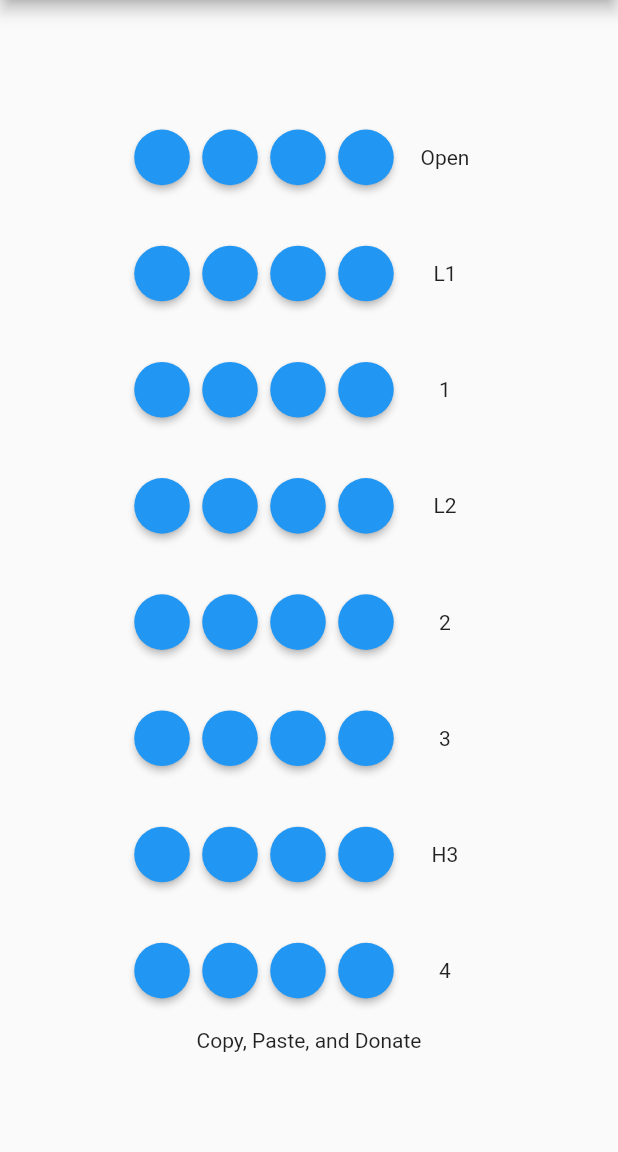
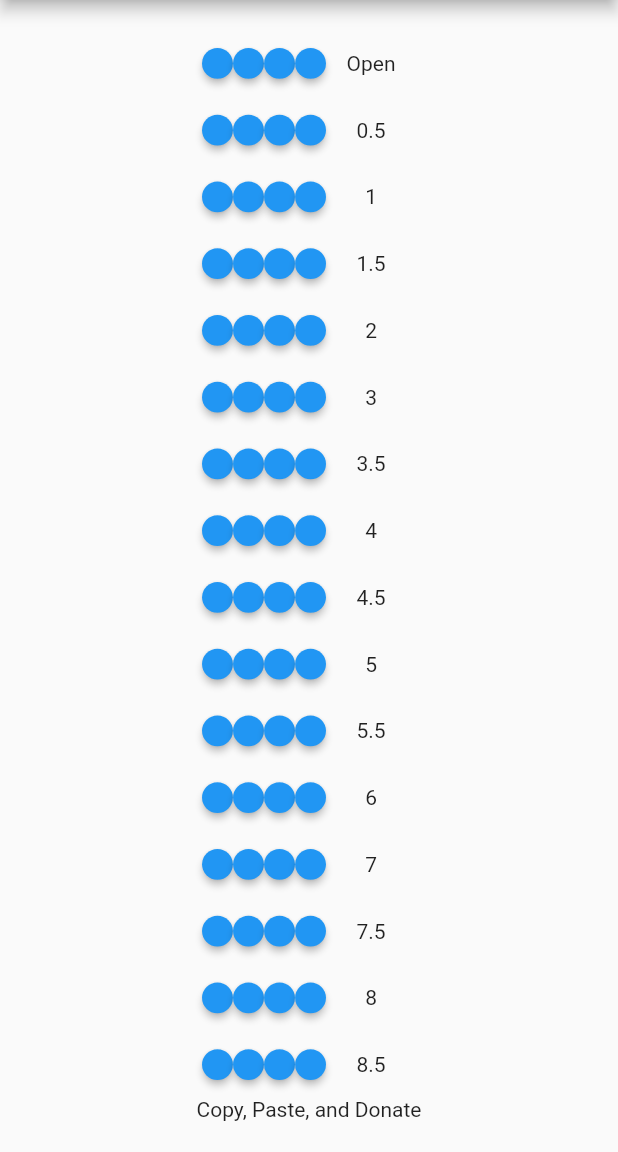
Before and after one commit to ppshah2023/violin-fingerboard-simulator, a Flutter app: the screen it shows after launch, on a phone screen of 412 x 824 dp, the part 84-1236 px from its top. Run offline on Flutter 3.47's test engine with Material 2 defaults, Android fonts, the phone set to English and light mode, and no system bars; missing offline and left inert: clipboard, tonic.

Commit message:
more options

```diff
--- a/lib/fingerboard-sim.dart
+++ b/lib/fingerboard-sim.dart
@@ -22,17 +22,17 @@ class _FingerboardState extends State<Fingerboard> {
     return Padding(
       padding: EdgeInsets.symmetric(
           vertical: MediaQuery.of(context).size.height * 0.001,
-          horizontal: MediaQuery.of(context).size.width * 0.01),
+          horizontal: MediaQuery.of(context).size.width * 0.0001),
       child: SizedBox(
-        width: MediaQuery.of(context).size.width * 0.09,
-        height: MediaQuery.of(context).size.height * 0.09,
+        width: MediaQuery.of(context).size.width * 0.05,
+        height: MediaQuery.of(context).size.height * 0.05,
         child: ElevatedButton(
           clipBehavior: Clip.antiAlias,
           style: ElevatedButton.styleFrom(
             shape: CircleBorder(),
             minimumSize: Size(
-              MediaQuery.of(context).size.width * 0.05,
-              MediaQuery.of(context).size.height * 0.05,
+              MediaQuery.of(context).size.width * 0.04,
+              MediaQuery.of(context).size.height * 0.04,
             ),
             primary: (scalePattern.contains(pitch))
                 ? Colors.deepOrange
@@ -90,13 +90,21 @@ class _FingerboardState extends State<Fingerboard> {
       mainAxisAlignment: MainAxisAlignment.center,
       children: [
         fingerboardTape("G3", "Open"),
-        fingerboardTape("Ab3", "L1"),
+        fingerboardTape("Ab3", "0.5"),
         fingerboardTape("A3", "1"),
-        fingerboardTape("Bb3", "L2"),
+        fingerboardTape("Bb3", "1.5"),
         fingerboardTape("B3", "2"),
         fingerboardTape("C4", "3"),
-        fingerboardTape("C#4", "H3"),
+        fingerboardTape("C#4", "3.5"),
         fingerboardTape("D4", "4"),
+        fingerboardTape("Eb4", "4.5"),
+        fingerboardTape("E4", "5"),
+        fingerboardTape("F4", "5.5"),
+        fingerboardTape("F#4", "6"),
+        fingerboardTape("G4", "7"),
+        fingerboardTape("G#4", "7.5"),
+        fingerboardTape("A4", "8"),
+        fingerboardTape("Bb4", "8.5"),
         PopupMenuButton(
           child: Center(child: Text('Copy, Paste, and Donate')),
           itemBuilder: (BuildContext context) => <PopupMenuEntry>[
```
